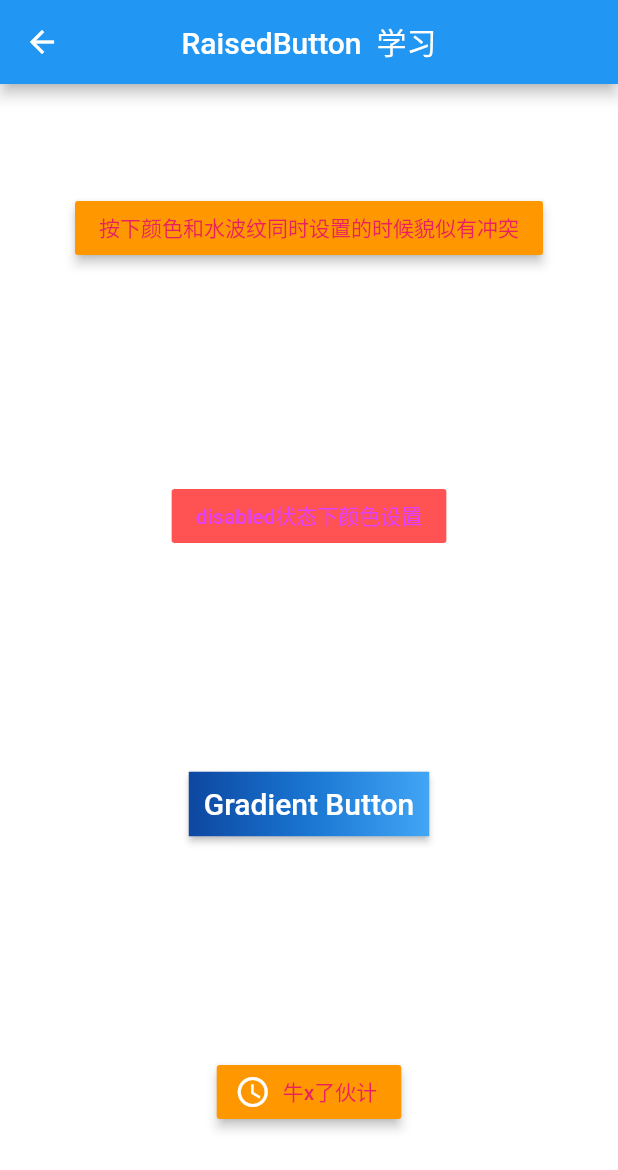
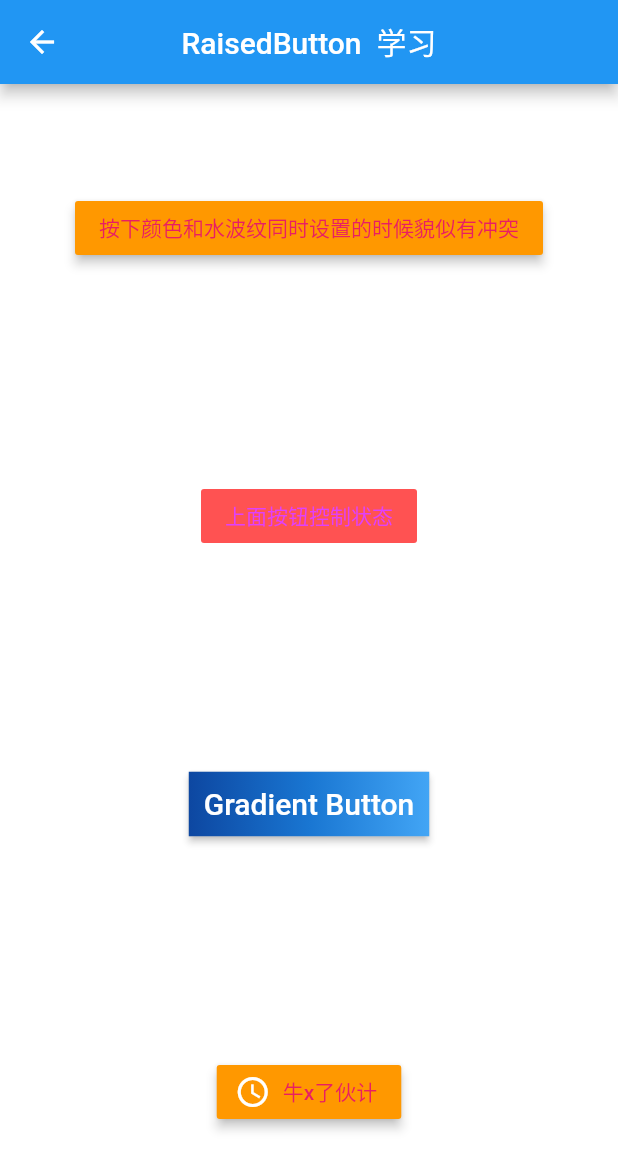
Before and after one commit to tsm19911014/tsm_flutter, a Flutter app: the TsmRaisedButtonPage screen opened by its route, on a phone screen of 412 x 824 dp. Shown: the top 1170 px of the screen. Run offline on Flutter 3.47's test engine with Material 2 defaults, Android fonts, the phone set to English and light mode, and no system bars; our stand-ins replace flutter_html.

Commit message:
RaisedButton  学习

```diff
--- a/lib/tsm_page/TsmIconPage.dart
+++ b/lib/tsm_page/TsmIconPage.dart
@@ -1,6 +1,7 @@
 
 import 'package:flutter/cupertino.dart';
 import 'package:flutter/material.dart';
+import 'package:flutter/rendering.dart';
 
 class TsmIconPage extends StatefulWidget{
   @override
@@ -17,14 +18,19 @@ class _TsmIconPageState extends State<TsmIconPage>{
     body: Container(
       color: Colors.white,
       height: double.infinity,
+      constraints: BoxConstraints(maxHeight: 50),
       child:  Row(
         mainAxisAlignment: MainAxisAlignment.spaceAround,
+        mainAxisSize: MainAxisSize.max,
         crossAxisAlignment: CrossAxisAlignment.center,
         children: const <Widget>[
+
+          /// 源码中介绍Icon 是一个方形的部件,如果设置的内容不是方形,显示可能有问题,
           Icon(
             Icons.favorite,
             color: Colors.pink,
             size: 24.0,
+            ///该字段是在 talkback等辅助功能时才会触发,测试有效,
             semanticLabel: 'Text to announce in accessibility modes',
           ),
           Icon(
--- a/lib/tsm_page/TsmRaisedButtonPage.dart
+++ b/lib/tsm_page/TsmRaisedButtonPage.dart
@@ -54,7 +54,7 @@ class _TsmRaisedButtonState extends State<TsmRaisedButtonPage> {
                * 上面这个链接就是介绍RaisedButton 这个按钮如果没有设置  onPressed  或者 没有设置 noLongPressed 就是disable 状态这里演示一下
                */
               RaisedButton(
-                child: Text("disabled状态下颜色设置"),
+                child: Text("上面按钮控制状态"),
                 onPressed: enable
                     ? () {
                         printString("正常状态");
```
